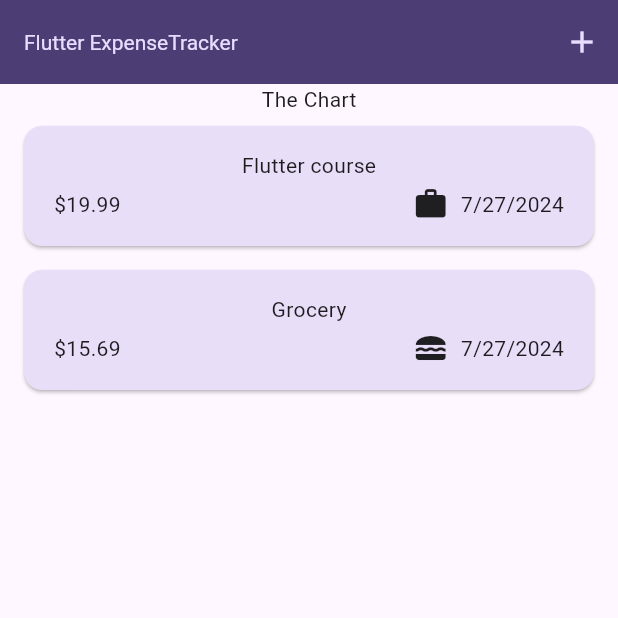
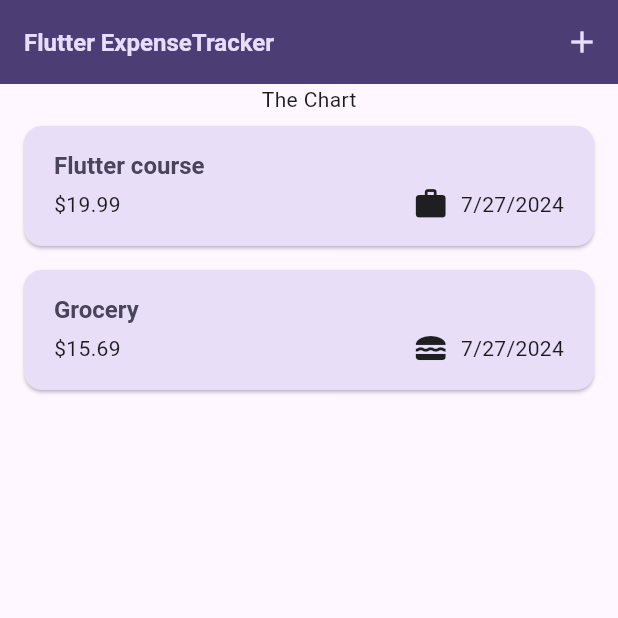
Before and after one commit to matthewserafica01/expense_tracker, a Flutter app: the screen it shows after launch, on a phone screen of 412 x 824 dp, the top half of it. Run offline on Flutter 3.47's test engine with Material 3 defaults, Android fonts, the phone set to English and light mode, and no system bars.

```diff
--- a/expense_tracker/lib/widgets/expenses_list/expense_item.dart
+++ b/expense_tracker/lib/widgets/expenses_list/expense_item.dart
@@ -15,8 +15,12 @@ class ExpenseItem extends StatelessWidget {
           vertical: 16,
         ),
         child: Column(
+          crossAxisAlignment: CrossAxisAlignment.start,
           children: [
-            Text(expense.title),
+            Text(
+              expense.title,
+              style: Theme.of(context).textTheme.titleLarge,
+            ),
             const SizedBox(
               height: 4,
             ),
--- a/expense_tracker/lib/widgets/expenses_list/expenses_list.dart
+++ b/expense_tracker/lib/widgets/expenses_list/expenses_list.dart
@@ -19,6 +19,11 @@ class ExpensesList extends StatelessWidget {
       itemCount: expenses.length,
       itemBuilder: (ctx, index) => Dismissible(
         key: ValueKey(expenses[index]),
+        background: Container(
+          color: Theme.of(context).colorScheme.error.withOpacity(0.8),
+          margin: EdgeInsets.symmetric(
+              horizontal: Theme.of(context).cardTheme.margin!.horizontal),
+        ),
         onDismissed: (direction) {
           onRemoveExpense(expenses[index]);
         },
```
Also changed, not shown: expense_tracker/lib/main.dart (+30 -4 lines).
